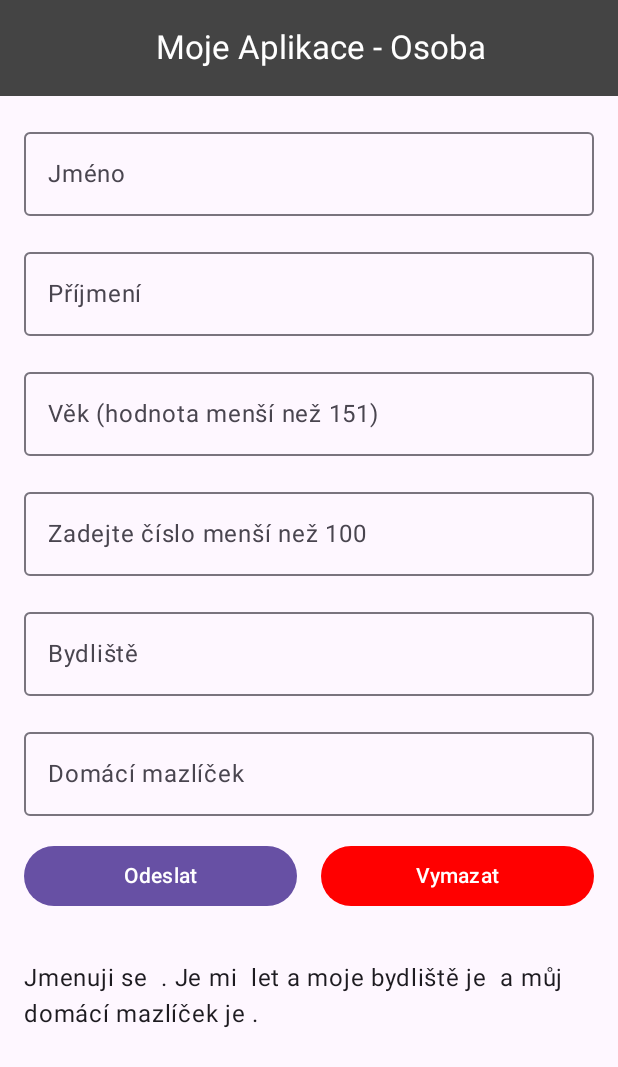
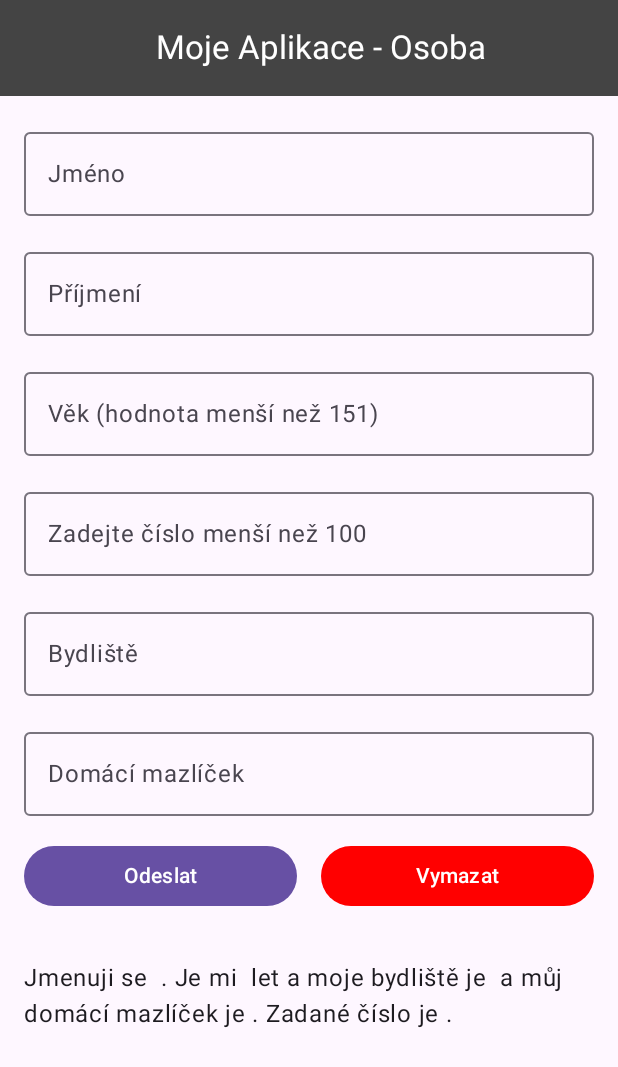
Before and after one commit to Jakub-Moravek01/github-jm-pma-2024, an Android app built with Jetpack Compose: the screen it shows after launch (MainActivity), after a tap on "Odeslat", on a phone screen of 412 x 824 dp. Shown: the top 1067 px of the screen. Run offline under Robolectric (Android 15) with nearby library versions, the phone set to English and light mode, and no system bars.

Commit message:
#4 grand finále

```diff
--- a/MyApp004JetpackCompose/app/src/main/java/com/example/myapp004jetpackcompose/MainActivity.kt
+++ b/MyApp004JetpackCompose/app/src/main/java/com/example/myapp004jetpackcompose/MainActivity.kt
@@ -142,7 +142,7 @@ fun ComposePerson() {
             ) {
                 Button(
                     onClick = {
-                        resultText = "Jmenuji se $name $surname. Je mi $age let a moje bydliště je $place a můj domácí mazlíček je $pet."
+                        resultText = "Jmenuji se $name $surname. Je mi $age let a moje bydliště je $place a můj domácí mazlíček je $pet. Zadané číslo je $fav."
                     },
                     modifier = Modifier.weight(1f)
                 )
```
